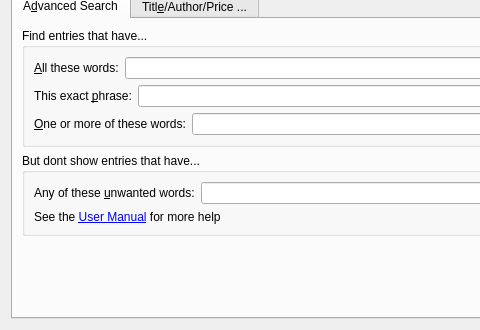
Above: src/calibre/gui2/store/search/adv_search_builder.ui from kovidgoyal/calibre before the change; both pictures show x 0 to 480 and y 142 to 472 of the 752 by 472 pixel window. Below: the same form after it.
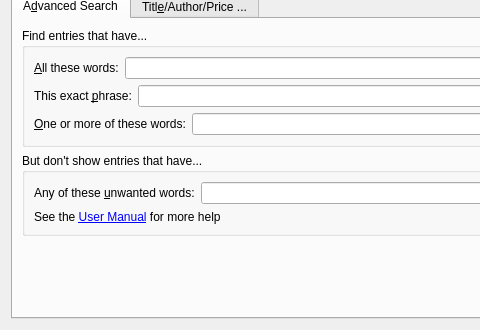
That is the form after the change. Icons and pictures are not drawn. Custom widgets are drawn as their Qt base class.

```diff
--- a/src/calibre/gui2/store/search/adv_search_builder.ui
+++ b/src/calibre/gui2/store/search/adv_search_builder.ui
@@ -120,7 +120,7 @@
        <item row="1" column="0">
         <widget class="QGroupBox" name="groupBox_2">
          <property name="title">
-          <string>But dont show entries that have...</string>
+          <string>But don&apos;t show entries that have...</string>
          </property>
          <layout class="QVBoxLayout" name="verticalLayout_2">
           <item>
```
